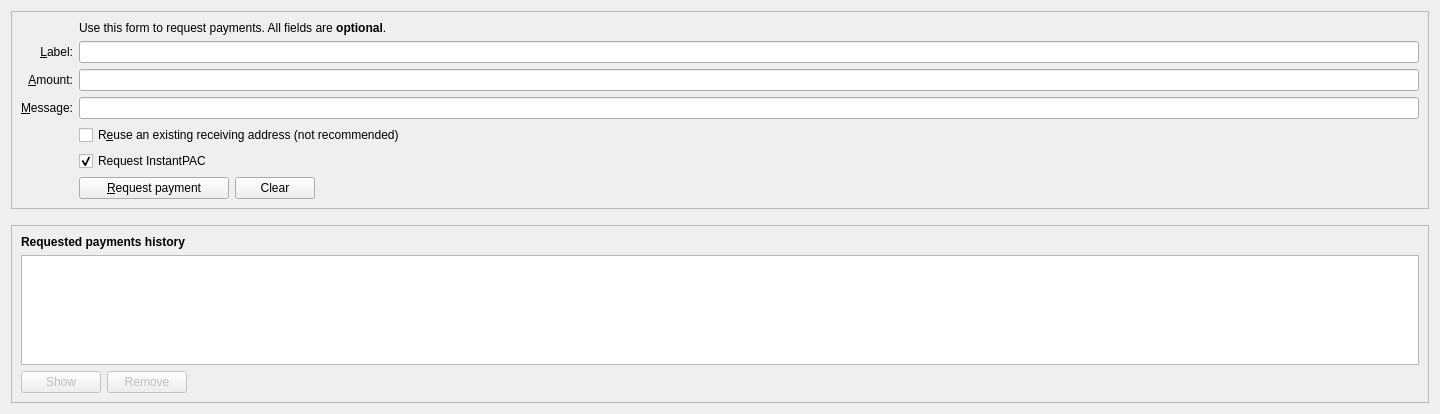
theRealDijida/PAC, file src/qt/forms/receivecoinsdialog.ui: the form before one commit.
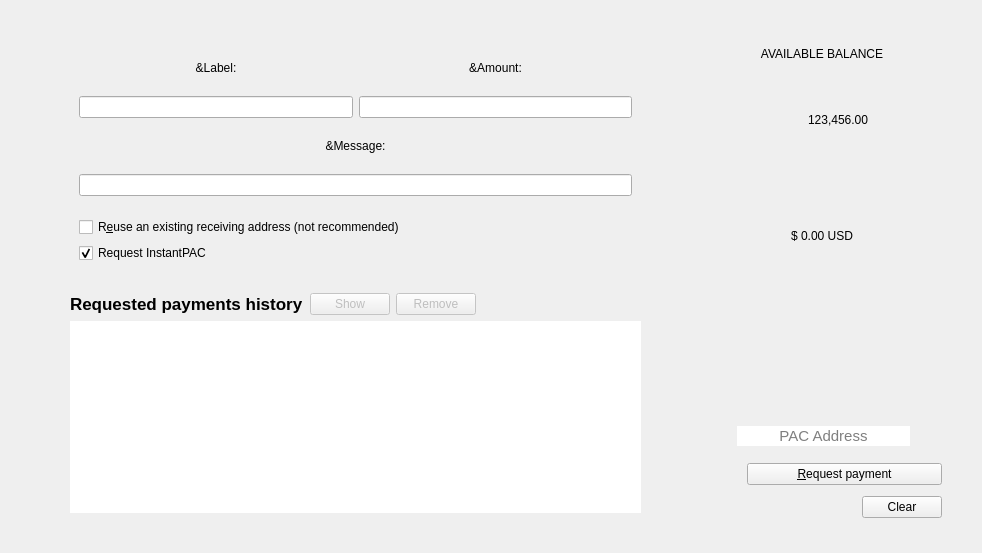
The form after the commit. Icons and pictures are not drawn. Custom widgets are drawn as their Qt base class.

The edit to the form file:
```diff
--- a/src/qt/forms/receivecoinsdialog.ui
+++ b/src/qt/forms/receivecoinsdialog.ui
@@ -6,84 +6,86 @@
    <rect>
     <x>0</x>
     <y>0</y>
-    <width>1440</width>
-    <height>414</height>
+    <width>982</width>
+    <height>553</height>
    </rect>
   </property>
-  <layout class="QVBoxLayout" name="verticalLayout" stretch="0,0,1">
-   <item>
-    <widget class="QFrame" name="frame2">
      <property name="sizePolicy">
       <sizepolicy hsizetype="Preferred" vsizetype="Expanding">
        <horstretch>0</horstretch>
        <verstretch>0</verstretch>
       </sizepolicy>
      </property>
-     <property name="frameShape">
-      <enum>QFrame::StyledPanel</enum>
-     </property>
-     <property name="frameShadow">
-      <enum>QFrame::Sunken</enum>
-     </property>
-     <layout class="QVBoxLayout" name="verticalLayout_3">
+  <property name="styleSheet">
+   <string notr="true">QFrame{
+  border:none;
+}</string>
+  </property>
+  <property name="class" stdset="0">
+   <string>container</string>
+  </property>
+  <layout class="QVBoxLayout" name="verticalLayout" stretch="0">
       <item>
-       <layout class="QGridLayout" name="gridLayout">
-        <item row="7" column="2">
-         <widget class="QCheckBox" name="reuseAddress">
-          <property name="toolTip">
-           <string>Reuse one of the previously used receiving addresses.&lt;br&gt;Reusing addresses has security and privacy issues.&lt;br&gt;Do not use this unless re-generating a payment request made before.</string>
-          </property>
-          <property name="text">
-           <string>R&amp;euse an existing receiving address (not recommended)</string>
-          </property>
-         </widget>
-        </item>
-        <item row="7" column="0">
-         <widget class="QLabel" name="label_4">
-          <property name="text">
-           <string/>
-          </property>
-         </widget>
-        </item>
-        <item row="6" column="0">
-         <widget class="QLabel" name="label_3">
-          <property name="toolTip">
-           <string>An optional message to attach to the payment request, which will be displayed when the request is opened. Note: The message will not be sent with the payment over the Paccoin network.</string>
-          </property>
-          <property name="text">
-           <string>&amp;Message:</string>
-          </property>
-          <property name="alignment">
-           <set>Qt::AlignRight|Qt::AlignTrailing|Qt::AlignVCenter</set>
-          </property>
-          <property name="buddy">
-           <cstring>reqMessage</cstring>
-          </property>
-         </widget>
-        </item>
-        <item row="4" column="2">
-         <widget class="QLineEdit" name="reqLabel">
-          <property name="toolTip">
-           <string>An optional label to associate with the new receiving address.</string>
-          </property>
-         </widget>
-        </item>
-        <item row="6" column="2">
-         <widget class="QLineEdit" name="reqMessage">
-          <property name="toolTip">
-           <string>An optional message to attach to the payment request, which will be displayed when the request is opened.&lt;br&gt;Note: The message will not be sent with the payment over the Paccoin network.</string>
-          </property>
-         </widget>
-        </item>
-        <item row="2" column="2">
-         <widget class="QLabel" name="label_5">
-          <property name="text">
-           <string>Use this form to request payments. All fields are &lt;b&gt;optional&lt;/b&gt;.</string>
-          </property>
-         </widget>
-        </item>
-        <item row="4" column="0">
+    <widget class="QFrame" name="container">
+     <property name="sizePolicy">
+      <sizepolicy hsizetype="Preferred" vsizetype="MinimumExpanding">
+       <horstretch>0</horstretch>
+       <verstretch>0</verstretch>
+      </sizepolicy>
+     </property>
+     <layout class="QHBoxLayout" name="horizontalLayout_3">
+      <item>
+       <widget class="QFrame" name="gridFrame">
+        <property name="sizePolicy">
+         <sizepolicy hsizetype="Expanding" vsizetype="MinimumExpanding">
+          <horstretch>0</horstretch>
+          <verstretch>0</verstretch>
+         </sizepolicy>
+        </property>
+        <property name="maximumSize">
+         <size>
+          <width>16777215</width>
+          <height>16777215</height>
+         </size>
+        </property>
+        <layout class="QGridLayout" name="gridForLeft">
+         <property name="leftMargin">
+          <number>50</number>
+         </property>
+         <property name="topMargin">
+          <number>17</number>
+         </property>
+         <property name="rightMargin">
+          <number>50</number>
+         </property>
+         <property name="bottomMargin">
+          <number>20</number>
+         </property>
+         <item row="1" column="0">
+          <widget class="QFrame" name="verticalFrame">
+           <property name="minimumSize">
+            <size>
+             <width>0</width>
+             <height>250</height>
+            </size>
+           </property>
+           <property name="maximumSize">
+            <size>
+             <width>16777215</width>
+             <height>450</height>
+            </size>
+           </property>
+           <layout class="QVBoxLayout" name="formLayouts">
+            <item>
+             <layout class="QHBoxLayout" name="horizontalLayout_6">
+              <item>
          <widget class="QLabel" name="label_2">
+                <property name="sizePolicy">
+                 <sizepolicy hsizetype="Preferred" vsizetype="Fixed">
+                  <horstretch>0</horstretch>
+                  <verstretch>0</verstretch>
+                 </sizepolicy>
+                </property>
           <property name="toolTip">
            <string>An optional label to associate with the new receiving address.</string>
           </property>
@@ -91,15 +93,27 @@
            <string>&amp;Label:</string>
           </property>
           <property name="alignment">
-           <set>Qt::AlignRight|Qt::AlignTrailing|Qt::AlignVCenter</set>
-          </property>
-          <property name="buddy">
-           <cstring>reqLabel</cstring>
+                 <set>Qt::AlignCenter</set>
+                </property>
+                <property name="class" stdset="0">
+                 <string>titleLabel</string>
           </property>
          </widget>
         </item>
-        <item row="5" column="0">
+              <item>
          <widget class="QLabel" name="label">
+                <property name="sizePolicy">
+                 <sizepolicy hsizetype="Preferred" vsizetype="Fixed">
+                  <horstretch>0</horstretch>
+                  <verstretch>0</verstretch>
+                 </sizepolicy>
+                </property>
+                <property name="maximumSize">
+                 <size>
+                  <width>300</width>
+                  <height>16777215</height>
+                 </size>
+                </property>
           <property name="toolTip">
            <string>An optional amount to request. Leave this empty or zero to not request a specific amount.</string>
           </property>
@@ -107,45 +121,85 @@
            <string>&amp;Amount:</string>
           </property>
           <property name="alignment">
-           <set>Qt::AlignRight|Qt::AlignTrailing|Qt::AlignVCenter</set>
-          </property>
-          <property name="buddy">
-           <cstring>reqAmount</cstring>
+                 <set>Qt::AlignCenter</set>
+                </property>
+                <property name="class" stdset="0">
+                 <string>titleLabel</string>
           </property>
          </widget>
         </item>
-        <item row="5" column="2">
+             </layout>
+            </item>
+            <item>
+             <layout class="QHBoxLayout" name="labelLayout">
+              <item>
+               <widget class="QLineEdit" name="reqLabel">
+                <property name="sizePolicy">
+                 <sizepolicy hsizetype="Expanding" vsizetype="Fixed">
+                  <horstretch>0</horstretch>
+                  <verstretch>0</verstretch>
+                 </sizepolicy>
+                </property>
+                <property name="minimumSize">
+                 <size>
+                  <width>200</width>
+                  <height>0</height>
+                 </size>
+                </property>
+                <property name="maximumSize">
+                 <size>
+                  <width>16777215</width>
+                  <height>16777215</height>
+                 </size>
+                </property>
+                <property name="toolTip">
+                 <string>An optional label to associate with the new receiving address.</string>
+                </property>
+                <property name="alignment">
+                 <set>Qt::AlignCenter</set>
+                </property>
+                <property name="class" stdset="0">
+                 <string>LineEdit</string>
+                </property>
+               </widget>
+              </item>
+              <item>
          <widget class="BitcoinAmountField" name="reqAmount">
+                <property name="sizePolicy">
+                 <sizepolicy hsizetype="Expanding" vsizetype="Fixed">
+                  <horstretch>0</horstretch>
+                  <verstretch>0</verstretch>
+                 </sizepolicy>
+                </property>
           <property name="minimumSize">
            <size>
-            <width>80</width>
+                  <width>0</width>
             <height>0</height>
            </size>
           </property>
+                <property name="maximumSize">
+                 <size>
+                  <width>300</width>
+                  <height>16777215</height>
+                 </size>
+                </property>
           <property name="toolTip">
            <string>An optional amount to request. Leave this empty or zero to not request a specific amount.</string>
           </property>
-         </widget>
-        </item>
-        <item row="9" column="2">
-         <layout class="QHBoxLayout" name="horizontalLayout">
-          <item>
-           <widget class="QPushButton" name="receiveButton">
-            <property name="minimumSize">
-             <size>
-              <width>150</width>
-              <height>0</height>
-             </size>
-            </property>
-            <property name="text">
-             <string>&amp;Request payment</string>
+                <property name="styleSheet">
+                 <string notr="true"/>
+                </property>
+                <property name="class" stdset="0">
+                 <string>LineEdit</string>
             </property>
            </widget>
           </item>
+             </layout>
+            </item>
           <item>
-           <widget class="QPushButton" name="clearButton">
+             <widget class="QLabel" name="label_3">
             <property name="sizePolicy">
-             <sizepolicy hsizetype="Minimum" vsizetype="Fixed">
+               <sizepolicy hsizetype="Preferred" vsizetype="Fixed">
               <horstretch>0</horstretch>
               <verstretch>0</verstretch>
              </sizepolicy>
@@ -154,37 +208,92 @@
              <string>Clear all fields of the form.</string>
             </property>
             <property name="text">
-             <string>Clear</string>
-            </property>
-            <property name="autoDefault">
-             <bool>false</bool>
-            </property>
+               <string>&amp;Message:</string>
+              </property>
+              <property name="alignment">
+               <set>Qt::AlignCenter</set>
+              </property>
+              <property name="class" stdset="0">
+               <string>titleLabel</string>
+              </property>
            </widget>
           </item>
           <item>
-           <spacer name="horizontalSpacer">
-            <property name="orientation">
-             <enum>Qt::Horizontal</enum>
-            </property>
-            <property name="sizeHint" stdset="0">
+             <layout class="QHBoxLayout" name="messageLayout">
+              <item>
+               <widget class="QLineEdit" name="reqMessage">
+                <property name="sizePolicy">
+                 <sizepolicy hsizetype="Expanding" vsizetype="Fixed">
+                  <horstretch>0</horstretch>
+                  <verstretch>0</verstretch>
+                 </sizepolicy>
+                </property>
+                <property name="minimumSize">
              <size>
-              <width>40</width>
-              <height>20</height>
-             </size>
-            </property>
-           </spacer>
+                  <width>0</width>
+                  <height>0</height>
+                 </size>
+                </property>
+                <property name="maximumSize">
+                 <size>
+                  <width>16777215</width>
+                  <height>16777215</height>
+                 </size>
+                </property>
+                <property name="toolTip">
+                 <string>An optional message to attach to the payment request, which will be displayed when the request is opened.&lt;br&gt;Note: The message will not be sent with the payment over the Paccoin network.</string>
+                </property>
+                <property name="class" stdset="0">
+                 <string>LineEdit</string>
+                </property>
+               </widget>
           </item>
          </layout>
         </item>
-        <item row="9" column="0">
-         <widget class="QLabel" name="label_7">
+            <item>
+             <layout class="QVBoxLayout" name="verticalLayout_2">
+              <item>
+               <widget class="QCheckBox" name="reuseAddress">
+                <property name="sizePolicy">
+                 <sizepolicy hsizetype="Expanding" vsizetype="Fixed">
+                  <horstretch>0</horstretch>
+                  <verstretch>0</verstretch>
+                 </sizepolicy>
+                </property>
+                <property name="minimumSize">
+                 <size>
+                  <width>0</width>
+                  <height>0</height>
+                 </size>
+                </property>
+                <property name="toolTip">
+                 <string>Reuse one of the previously used receiving addresses.&lt;br&gt;Reusing addresses has security and privacy issues.&lt;br&gt;Do not use this unless re-generating a payment request made before.</string>
+                </property>
           <property name="text">
-           <string/>
+                 <string>R&amp;euse an existing receiving address (not recommended)</string>
           </property>
          </widget>
         </item>
-        <item row="8" column="2">
+              <item>
          <widget class="QCheckBox" name="checkUseInstantSend">
+                <property name="sizePolicy">
+                 <sizepolicy hsizetype="Expanding" vsizetype="Fixed">
+                  <horstretch>0</horstretch>
+                  <verstretch>0</verstretch>
+                 </sizepolicy>
+                </property>
+                <property name="minimumSize">
+                 <size>
+                  <width>150</width>
+                  <height>0</height>
+                 </size>
+                </property>
+                <property name="maximumSize">
+                 <size>
+                  <width>16777215</width>
+                  <height>16777215</height>
+                 </size>
+                </property>
           <property name="text">
            <string>Request InstantPAC</string>
           </property>
@@ -198,38 +307,19 @@
      </layout>
     </widget>
    </item>
-   <item>
-    <spacer name="verticalSpacer_2">
-     <property name="orientation">
-      <enum>Qt::Vertical</enum>
-     </property>
-     <property name="sizeHint" stdset="0">
-      <size>
-       <width>20</width>
-       <height>10</height>
-      </size>
-     </property>
-    </spacer>
-   </item>
-   <item>
-    <widget class="QFrame" name="frame">
-     <property name="sizePolicy">
-      <sizepolicy hsizetype="Preferred" vsizetype="Expanding">
-       <horstretch>0</horstretch>
-       <verstretch>0</verstretch>
-      </sizepolicy>
-     </property>
-     <property name="frameShape">
-      <enum>QFrame::StyledPanel</enum>
-     </property>
-     <property name="frameShadow">
-      <enum>QFrame::Raised</enum>
-     </property>
-     <layout class="QVBoxLayout" name="verticalLayout_2">
+         <item row="2" column="0">
+          <layout class="QHBoxLayout" name="horizontalLayout_2">
       <item>
        <widget class="QLabel" name="label_6">
+             <property name="sizePolicy">
+              <sizepolicy hsizetype="Preferred" vsizetype="Fixed">
+               <horstretch>0</horstretch>
+               <verstretch>0</verstretch>
+              </sizepolicy>
+             </property>
         <property name="font">
          <font>
+               <pointsize>13</pointsize>
           <weight>75</weight>
           <bold>true</bold>
          </font>
@@ -240,27 +330,6 @@
        </widget>
       </item>
       <item>
-       <widget class="QTableView" name="recentRequestsView">
-        <property name="minimumSize">
-         <size>
-          <width>0</width>
-          <height>0</height>
-         </size>
-        </property>
-        <property name="contextMenuPolicy">
-         <enum>Qt::CustomContextMenu</enum>
-        </property>
-        <property name="tabKeyNavigation">
-         <bool>false</bool>
-        </property>
-        <property name="sortingEnabled">
-         <bool>true</bool>
-        </property>
-       </widget>
-      </item>
-      <item>
-       <layout class="QHBoxLayout" name="horizontalLayout_2">
-        <item>
          <widget class="QPushButton" name="showRequestButton">
           <property name="enabled">
            <bool>false</bool>
@@ -268,6 +337,9 @@
           <property name="toolTip">
            <string>Show the selected request (does the same as double clicking an entry)</string>
           </property>
+             <property name="styleSheet">
+              <string notr="true"/>
+             </property>
           <property name="text">
            <string>Show</string>
           </property>
@@ -284,6 +356,9 @@
           <property name="toolTip">
            <string>Remove the selected entries from the list</string>
           </property>
+             <property name="styleSheet">
+              <string notr="true"/>
+             </property>
           <property name="text">
            <string>Remove</string>
           </property>
@@ -297,15 +372,524 @@
           <property name="orientation">
            <enum>Qt::Horizontal</enum>
           </property>
+             <property name="sizeType">
+              <enum>QSizePolicy::Expanding</enum>
+             </property>
           <property name="sizeHint" stdset="0">
            <size>
+               <width>0</width>
+               <height>0</height>
+              </size>
+             </property>
+            </spacer>
+           </item>
+          </layout>
+         </item>
+         <item row="4" column="0">
+          <widget class="QTableView" name="recentRequestsView">
+           <property name="sizePolicy">
+            <sizepolicy hsizetype="Expanding" vsizetype="Preferred">
+             <horstretch>0</horstretch>
+             <verstretch>0</verstretch>
+            </sizepolicy>
+           </property>
+           <property name="minimumSize">
+            <size>
+             <width>0</width>
+             <height>0</height>
+            </size>
+           </property>
+           <property name="maximumSize">
+            <size>
+             <width>16777215</width>
+             <height>16777215</height>
+            </size>
+           </property>
+           <property name="contextMenuPolicy">
+            <enum>Qt::CustomContextMenu</enum>
+           </property>
+           <property name="styleSheet">
+            <string notr="true"/>
+           </property>
+           <property name="tabKeyNavigation">
+            <bool>false</bool>
+           </property>
+           <property name="sortingEnabled">
+            <bool>true</bool>
+           </property>
+          </widget>
+         </item>
+        </layout>
+       </widget>
+      </item>
+      <item>
+       <widget class="QFrame" name="QRCodeFrame">
+        <property name="sizePolicy">
+         <sizepolicy hsizetype="Fixed" vsizetype="Preferred">
+          <horstretch>0</horstretch>
+          <verstretch>0</verstretch>
+         </sizepolicy>
+        </property>
+        <property name="minimumSize">
+         <size>
+          <width>0</width>
+          <height>0</height>
+         </size>
+        </property>
+        <property name="maximumSize">
+         <size>
+          <width>450</width>
+          <height>16777215</height>
+         </size>
+        </property>
+        <layout class="QVBoxLayout" name="verticalLayout_4">
+         <property name="spacing">
+          <number>2</number>
+         </property>
+         <property name="leftMargin">
+          <number>5</number>
+         </property>
+         <property name="topMargin">
+          <number>27</number>
+         </property>
+         <property name="rightMargin">
+          <number>20</number>
+         </property>
+         <property name="bottomMargin">
+          <number>15</number>
+         </property>
+         <item>
+          <widget class="QLabel" name="label_5">
+           <property name="sizePolicy">
+            <sizepolicy hsizetype="Preferred" vsizetype="Fixed">
+             <horstretch>0</horstretch>
+             <verstretch>0</verstretch>
+            </sizepolicy>
+           </property>
+           <property name="minimumSize">
+            <size>
+             <width>0</width>
+             <height>0</height>
+            </size>
+           </property>
+           <property name="text">
+            <string>AVAILABLE BALANCE</string>
+           </property>
+           <property name="alignment">
+            <set>Qt::AlignCenter</set>
+           </property>
+           <property name="class" stdset="0">
+            <string>titleLabel</string>
+           </property>
+          </widget>
+         </item>
+         <item>
+          <layout class="QHBoxLayout" name="horizontalLayout_5">
+           <item>
+            <spacer name="horizontalSpacer">
+             <property name="orientation">
+              <enum>Qt::Horizontal</enum>
+             </property>
+             <property name="sizeHint" stdset="0">
+              <size>
             <width>40</width>
             <height>20</height>
            </size>
           </property>
          </spacer>
         </item>
-       </layout>
+           <item>
+            <widget class="QLabel" name="iconLabelAvailableBalance">
+             <property name="sizePolicy">
+              <sizepolicy hsizetype="Fixed" vsizetype="Fixed">
+               <horstretch>0</horstretch>
+               <verstretch>0</verstretch>
+              </sizepolicy>
+             </property>
+             <property name="minimumSize">
+              <size>
+               <width>30</width>
+               <height>30</height>
+              </size>
+             </property>
+             <property name="text">
+              <string/>
+             </property>
+            </widget>
+           </item>
+           <item>
+            <widget class="QLabel" name="labelBalance">
+             <property name="minimumSize">
+              <size>
+               <width>0</width>
+               <height>0</height>
+              </size>
+             </property>
+             <property name="text">
+              <string>123,456.00</string>
+             </property>
+             <property name="class" stdset="0">
+              <string>pacCoinsLabel</string>
+             </property>
+            </widget>
+           </item>
+           <item>
+            <spacer name="horizontalSpacer_5">
+             <property name="orientation">
+              <enum>Qt::Horizontal</enum>
+             </property>
+             <property name="sizeHint" stdset="0">
+              <size>
+               <width>40</width>
+               <height>20</height>
+              </size>
+             </property>
+            </spacer>
+           </item>
+          </layout>
+         </item>
+         <item>
+          <widget class="QLabel" name="labelAvailableUSD">
+           <property name="minimumSize">
+            <size>
+             <width>0</width>
+             <height>0</height>
+            </size>
+           </property>
+           <property name="text">
+            <string>$ 0.00 USD</string>
+           </property>
+           <property name="alignment">
+            <set>Qt::AlignCenter</set>
+           </property>
+           <property name="class" stdset="0">
+            <string>usdLabel</string>
+           </property>
+          </widget>
+         </item>
+         <item>
+          <spacer name="verticalSpacer_2">
+           <property name="orientation">
+            <enum>Qt::Vertical</enum>
+           </property>
+           <property name="sizeType">
+            <enum>QSizePolicy::Preferred</enum>
+           </property>
+           <property name="sizeHint" stdset="0">
+            <size>
+             <width>0</width>
+             <height>0</height>
+            </size>
+           </property>
+          </spacer>
+         </item>
+         <item>
+          <widget class="QFrame" name="frame">
+           <property name="sizePolicy">
+            <sizepolicy hsizetype="Preferred" vsizetype="Preferred">
+             <horstretch>0</horstretch>
+             <verstretch>0</verstretch>
+            </sizepolicy>
+           </property>
+           <property name="maximumSize">
+            <size>
+             <width>400</width>
+             <height>400</height>
+            </size>
+           </property>
+           <layout class="QHBoxLayout" name="qrLayoutContainer"/>
+          </widget>
+         </item>
+         <item>
+          <spacer name="verticalSpacer_3">
+           <property name="orientation">
+            <enum>Qt::Vertical</enum>
+           </property>
+           <property name="sizeType">
+            <enum>QSizePolicy::Fixed</enum>
+           </property>
+           <property name="sizeHint" stdset="0">
+            <size>
+             <width>0</width>
+             <height>10</height>
+            </size>
+           </property>
+          </spacer>
+         </item>
+         <item>
+          <layout class="QHBoxLayout" name="horizontalLayout_7">
+           <item>
+            <spacer name="horizontalSpacer_7">
+             <property name="orientation">
+              <enum>Qt::Horizontal</enum>
+             </property>
+             <property name="sizeType">
+              <enum>QSizePolicy::Fixed</enum>
+             </property>
+             <property name="sizeHint" stdset="0">
+              <size>
+               <width>35</width>
+               <height>20</height>
+              </size>
+             </property>
+            </spacer>
+           </item>
+           <item>
+            <widget class="QLineEdit" name="lineEditCurrentAddress">
+             <property name="enabled">
+              <bool>true</bool>
+             </property>
+             <property name="sizePolicy">
+              <sizepolicy hsizetype="MinimumExpanding" vsizetype="Fixed">
+               <horstretch>0</horstretch>
+               <verstretch>0</verstretch>
+              </sizepolicy>
+             </property>
+             <property name="minimumSize">
+              <size>
+               <width>0</width>
+               <height>0</height>
+              </size>
+             </property>
+             <property name="maximumSize">
+              <size>
+               <width>300</width>
+               <height>16777215</height>
+              </size>
+             </property>
+             <property name="font">
+              <font>
+               <pointsize>11</pointsize>
+              </font>
+             </property>
+             <property name="acceptDrops">
+              <bool>false</bool>
+             </property>
+             <property name="toolTip">
+              <string>Last PAC Address generated</string>
+             </property>
+             <property name="toolTipDuration">
+              <number>2</number>
+             </property>
+             <property name="whatsThis">
+              <string>Last PAC Address</string>
+             </property>
+             <property name="locale">
+              <locale language="English" country="UnitedStates"/>
+             </property>
+             <property name="inputMethodHints">
+              <set>Qt::ImhNone</set>
+             </property>
+             <property name="inputMask">
+              <string/>
+             </property>
+             <property name="text">
+              <string/>
+             </property>
+             <property name="frame">
+              <bool>false</bool>
+             </property>
+             <property name="alignment">
+              <set>Qt::AlignCenter</set>
+             </property>
+             <property name="readOnly">
+              <bool>true</bool>
+             </property>
+             <property name="placeholderText">
+              <string>PAC Address</string>
+             </property>
+             <property name="clearButtonEnabled">
+              <bool>false</bool>
+             </property>
+             <property name="class" stdset="0">
+              <string>LineEditMedium</string>
+             </property>
+            </widget>
+           </item>
+           <item>
+            <widget class="QToolButton" name="btnCopyLastAddress">
+             <property name="minimumSize">
+              <size>
+               <width>0</width>
+               <height>0</height>
+              </size>
+             </property>
+             <property name="maximumSize">
+              <size>
+               <width>30</width>
+               <height>30</height>
+              </size>
+             </property>
+             <property name="toolTip">
+              <string>Copy Last PAC Address Generated</string>
+             </property>
+             <property name="text">
+              <string/>
+             </property>
+             <property name="icon">
+              <iconset resource="../paccoin.qrc">
+               <normaloff>:/icons/pac/editcopy</normaloff>:/icons/pac/editcopy</iconset>
+             </property>
+             <property name="iconSize">
+              <size>
+               <width>24</width>
+               <height>24</height>
+              </size>
+             </property>
+             <property name="checkable">
+              <bool>false</bool>
+             </property>
+             <property name="autoRepeat">
+              <bool>false</bool>
+             </property>
+             <property name="autoExclusive">
+              <bool>false</bool>
+             </property>
+             <property name="popupMode">
+              <enum>QToolButton::InstantPopup</enum>
+             </property>
+             <property name="toolButtonStyle">
+              <enum>Qt::ToolButtonIconOnly</enum>
+             </property>
+             <property name="autoRaise">
+              <bool>true</bool>
+             </property>
+             <property name="arrowType">
+              <enum>Qt::NoArrow</enum>
+             </property>
+             <property name="class" stdset="0">
+              <string>QuickButton</string>
+             </property>
+            </widget>
+           </item>
+          </layout>
+         </item>
+         <item>
+          <spacer name="verticalSpacer">
+           <property name="orientation">
+            <enum>Qt::Vertical</enum>
+           </property>
+           <property name="sizeType">
+            <enum>QSizePolicy::Preferred</enum>
+           </property>
+           <property name="sizeHint" stdset="0">
+            <size>
+             <width>0</width>
+             <height>10</height>
+            </size>
+           </property>
+          </spacer>
+         </item>
+         <item>
+          <layout class="QHBoxLayout" name="horizontalLayout">
+           <item>
+            <spacer name="horizontalSpacer_6">
+             <property name="orientation">
+              <enum>Qt::Horizontal</enum>
+             </property>
+             <property name="sizeType">
+              <enum>QSizePolicy::Fixed</enum>
+             </property>
+             <property name="sizeHint" stdset="0">
+              <size>
+               <width>45</width>
+               <height>10</height>
+              </size>
+             </property>
+            </spacer>
+           </item>
+           <item>
+            <widget class="QPushButton" name="receiveButton">
+             <property name="sizePolicy">
+              <sizepolicy hsizetype="MinimumExpanding" vsizetype="Fixed">
+               <horstretch>0</horstretch>
+               <verstretch>0</verstretch>
+              </sizepolicy>
+             </property>
+             <property name="minimumSize">
+              <size>
+               <width>0</width>
+               <height>0</height>
+              </size>
+             </property>
+             <property name="maximumSize">
+              <size>
+               <width>16777215</width>
+               <height>16777215</height>
+              </size>
+             </property>
+             <property name="toolTip">
+              <string>Request a Payment and generates the Address and QRCode</string>
+             </property>
+             <property name="text">
+              <string>&amp;Request payment</string>
+             </property>
+             <property name="class" stdset="0">
+              <string>accentButton</string>
+             </property>
+            </widget>
+           </item>
+          </layout>
+         </item>
+         <item>
+          <layout class="QHBoxLayout" name="horizontaLayoutlButton">
+           <property name="topMargin">
+            <number>9</number>
+           </property>
+           <item>
+            <spacer name="horizontalSpacer_3">
+             <property name="orientation">
+              <enum>Qt::Horizontal</enum>
+             </property>
+             <property name="sizeType">
+              <enum>QSizePolicy::Expanding</enum>
+             </property>
+             <property name="sizeHint" stdset="0">
+              <size>
+               <width>160</width>
+               <height>20</height>
+              </size>
+             </property>
+            </spacer>
+           </item>
+           <item>
+            <widget class="QPushButton" name="clearButton">
+             <property name="sizePolicy">
+              <sizepolicy hsizetype="Fixed" vsizetype="Fixed">
+               <horstretch>0</horstretch>
+               <verstretch>0</verstretch>
+              </sizepolicy>
+             </property>
+             <property name="minimumSize">
+              <size>
+               <width>0</width>
+               <height>0</height>
+              </size>
+             </property>
+             <property name="maximumSize">
+              <size>
+               <width>16777215</width>
+               <height>16777215</height>
+              </size>
+             </property>
+             <property name="toolTip">
+              <string>Clear all fields of the form.</string>
+             </property>
+             <property name="layoutDirection">
+              <enum>Qt::LeftToRight</enum>
+             </property>
+             <property name="text">
+              <string>Clear</string>
+             </property>
+             <property name="autoDefault">
+              <bool>false</bool>
+             </property>
+            </widget>
+           </item>
+          </layout>
+         </item>
+        </layout>
+       </widget>
       </item>
      </layout>
     </widget>
```
Left out of the diff: 15 changed lines with no effect on the pictures. Lines whose indentation alone changed are shown as unchanged.
